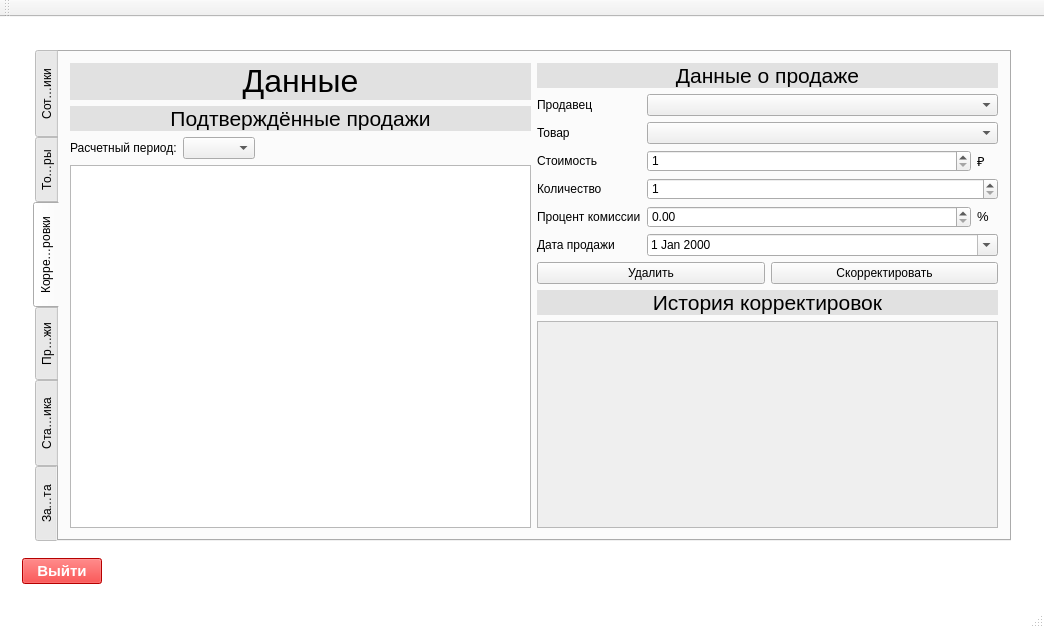
Above: iSalary/iSalary/mainwindow.ui from Polikarpova/iSalary before the change. Below: the same form after it.
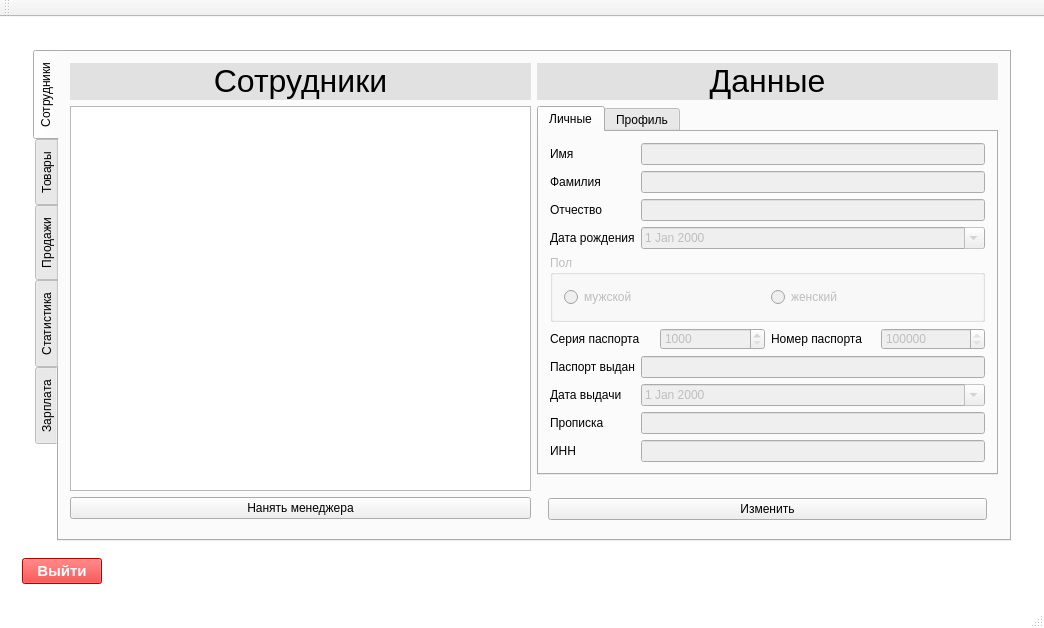
That is the form after the change. The open tabs and pages were chosen to show the change. Icons and pictures are not drawn.

Commit message: Убрала страницу "Корректировки"

The edit to the form file:
```diff
--- a/iSalary/iSalary/mainwindow.ui
+++ b/iSalary/iSalary/mainwindow.ui
@@ -185,7 +185,7 @@
                <enum>QTabWidget::Rounded</enum>
               </property>
               <property name="currentIndex">
-               <number>2</number>
+               <number>0</number>
               </property>
               <property name="elideMode">
                <enum>Qt::ElideMiddle</enum>
@@ -965,290 +965,6 @@
                 </item>
                </layout>
               </widget>
-              <widget class="QWidget" name="tabCorrection">
-               <attribute name="title">
-                <string>Корректировки</string>
-               </attribute>
-               <layout class="QHBoxLayout" name="horizontalLayout_7">
-                <item>
-                 <layout class="QVBoxLayout" name="verticalLayout_11">
-                  <item>
-                   <widget class="QLabel" name="label_32">
-                    <property name="styleSheet">
-                     <string notr="true">QLabel { background-color: rgb(225, 225, 225) }</string>
-                    </property>
-                    <property name="text">
-                     <string>&lt;html&gt;&lt;head/&gt;&lt;body&gt;&lt;p align=&quot;center&quot;&gt;&lt;span style=&quot; font-size:24pt;&quot;&gt;Данные&lt;/span&gt;&lt;/p&gt;&lt;/body&gt;&lt;/html&gt;</string>
-                    </property>
-                   </widget>
-                  </item>
-                  <item>
-                   <widget class="QLabel" name="label_33">
-                    <property name="styleSheet">
-                     <string notr="true">QLabel { background-color: rgb(225, 225, 225) }</string>
-                    </property>
-                    <property name="text">
-                     <string>&lt;html&gt;&lt;head/&gt;&lt;body&gt;&lt;p align=&quot;center&quot;&gt;&lt;span style=&quot; font-size:16pt;&quot;&gt;Подтверждённые продажи&lt;/span&gt;&lt;/p&gt;&lt;/body&gt;&lt;/html&gt;</string>
-                    </property>
-                   </widget>
-                  </item>
-                  <item>
-                   <layout class="QHBoxLayout" name="horizontalLayout_25">
-                    <item>
-                     <widget class="QLabel" name="label_34">
-                      <property name="text">
-                       <string>Расчетный период:</string>
-                      </property>
-                     </widget>
-                    </item>
-                    <item>
-                     <widget class="QComboBox" name="accountingPeriodComboBox"/>
-                    </item>
-                    <item>
-                     <spacer name="horizontalSpacer_6">
-                      <property name="orientation">
-                       <enum>Qt::Horizontal</enum>
-                      </property>
-                      <property name="sizeHint" stdset="0">
-                       <size>
-                        <width>40</width>
-                        <height>20</height>
-                       </size>
-                      </property>
-                     </spacer>
-                    </item>
-                   </layout>
-                  </item>
-                  <item>
-                   <widget class="QTableView" name="saleForCorrectionTable">
-                    <property name="showGrid">
-                     <bool>true</bool>
-                    </property>
-                    <attribute name="horizontalHeaderCascadingSectionResizes">
-                     <bool>false</bool>
-                    </attribute>
-                   </widget>
-                  </item>
-                 </layout>
-                </item>
-                <item>
-                 <layout class="QVBoxLayout" name="verticalLayout_12">
-                  <item>
-                   <widget class="QLabel" name="label_35">
-                    <property name="styleSheet">
-                     <string notr="true">QLabel { background-color: rgb(225, 225, 225) }</string>
-                    </property>
-                    <property name="text">
-                     <string>&lt;html&gt;&lt;head/&gt;&lt;body&gt;&lt;p align=&quot;center&quot;&gt;&lt;span style=&quot; font-size:16pt;&quot;&gt;Данные о продаже&lt;/span&gt;&lt;/p&gt;&lt;/body&gt;&lt;/html&gt;</string>
-                    </property>
-                   </widget>
-                  </item>
-                  <item>
-                   <layout class="QFormLayout" name="formLayout_7">
-                    <item row="0" column="0">
-                     <widget class="QLabel" name="label_36">
-                      <property name="text">
-                       <string>Продавец</string>
-                      </property>
-                     </widget>
-                    </item>
-                    <item row="0" column="1">
-                     <widget class="QComboBox" name="correctionSalerComboBox"/>
-                    </item>
-                    <item row="1" column="0">
-                     <widget class="QLabel" name="label_37">
-                      <property name="text">
-                       <string>Товар</string>
-                      </property>
-                     </widget>
-                    </item>
-                    <item row="1" column="1">
-                     <widget class="QComboBox" name="correctionProductComboBox"/>
-                    </item>
-                    <item row="2" column="0">
-                     <widget class="QLabel" name="label_38">
-                      <property name="text">
-                       <string>Стоимость</string>
-                      </property>
-                     </widget>
-                    </item>
-                    <item row="2" column="1">
-                     <layout class="QHBoxLayout" name="horizontalLayout_5">
-                      <item>
-                       <widget class="QSpinBox" name="correctionPrice">
-                        <property name="minimum">
-                         <number>1</number>
-                        </property>
-                        <property name="maximum">
-                         <number>99999999</number>
-                        </property>
-                       </widget>
-                      </item>
-                      <item>
-                       <widget class="QLabel" name="label_39">
-                        <property name="minimumSize">
-                         <size>
-                          <width>21</width>
-                          <height>18</height>
-                         </size>
-                        </property>
-                        <property name="maximumSize">
-                         <size>
-                          <width>21</width>
-                          <height>18</height>
-                         </size>
-                        </property>
-                        <property name="text">
-                         <string>&lt;html&gt;&lt;head/&gt;&lt;body&gt;&lt;p&gt;&lt;span style=&quot; font-size:10pt;&quot;&gt;₽&lt;/span&gt;&lt;/p&gt;&lt;/body&gt;&lt;/html&gt;</string>
-                        </property>
-                       </widget>
-                      </item>
-                     </layout>
-                    </item>
-                    <item row="3" column="0">
-                     <widget class="QLabel" name="label_40">
-                      <property name="text">
-                       <string>Количество</string>
-                      </property>
-                     </widget>
-                    </item>
-                    <item row="3" column="1">
-                     <widget class="QSpinBox" name="correctionProductsCount">
-                      <property name="minimum">
-                       <number>1</number>
-                      </property>
-                      <property name="maximum">
-                       <number>999</number>
-                      </property>
-                     </widget>
-                    </item>
-                    <item row="4" column="0">
-                     <widget class="QLabel" name="label_41">
-                      <property name="text">
-                       <string>Процент комиссии</string>
-                      </property>
-                     </widget>
-                    </item>
-                    <item row="4" column="1">
-                     <layout class="QHBoxLayout" name="horizontalLayout_6">
-                      <item>
-                       <widget class="QDoubleSpinBox" name="correctionPercent">
-                        <property name="maximum">
-                         <double>100.000000000000000</double>
-                        </property>
-                       </widget>
-                      </item>
-                      <item>
-                       <widget class="QLabel" name="label_42">
-                        <property name="minimumSize">
-                         <size>
-                          <width>21</width>
-                          <height>18</height>
-                         </size>
-                        </property>
-                        <property name="maximumSize">
-                         <size>
-                          <width>21</width>
-                          <height>18</height>
-                         </size>
-                        </property>
-                        <property name="text">
-                         <string>&lt;html&gt;&lt;head/&gt;&lt;body&gt;&lt;p&gt;&lt;span style=&quot; font-size:10pt;&quot;&gt;%&lt;/span&gt;&lt;/p&gt;&lt;/body&gt;&lt;/html&gt;</string>
-                        </property>
-                       </widget>
-                      </item>
-                     </layout>
-                    </item>
-                    <item row="5" column="0">
-                     <widget class="QLabel" name="label_43">
-                      <property name="text">
-                       <string>Дата продажи</string>
-                      </property>
-                     </widget>
-                    </item>
-                    <item row="5" column="1">
-                     <widget class="QDateEdit" name="correctionDateOfSale">
-                      <property name="enabled">
-                       <bool>true</bool>
-                      </property>
-                      <property name="wrapping">
-                       <bool>false</bool>
-                      </property>
-                      <property name="frame">
-                       <bool>true</bool>
-                      </property>
-                      <property name="buttonSymbols">
-                       <enum>QAbstractSpinBox::UpDownArrows</enum>
-                      </property>
-                      <property name="keyboardTracking">
-                       <bool>true</bool>
-                      </property>
-                      <property name="showGroupSeparator" stdset="0">
-                       <bool>false</bool>
-                      </property>
-                      <property name="minimumDate">
-                       <date>
-                        <year>1900</year>
-                        <month>9</month>
-                        <day>14</day>
-                       </date>
-                      </property>
-                      <property name="calendarPopup">
-                       <bool>true</bool>
-                      </property>
-                     </widget>
-                    </item>
-                   </layout>
-                  </item>
-                  <item>
-                   <layout class="QHBoxLayout" name="horizontalLayout_32">
-                    <item>
-                     <widget class="QPushButton" name="correctionDeleteOrRestoreButton">
-                      <property name="text">
-                       <string>Удалить</string>
-                      </property>
-                     </widget>
-                    </item>
-                    <item>
-                     <widget class="QPushButton" name="addCorrectionButton">
-                      <property name="text">
-                       <string>Скорректировать</string>
-                      </property>
-                     </widget>
-                    </item>
-                   </layout>
-                  </item>
-                  <item>
-                   <widget class="QLabel" name="label_44">
-                    <property name="styleSheet">
-                     <string notr="true">QLabel { background-color: rgb(225, 225, 225) }</string>
-                    </property>
-                    <property name="text">
-                     <string>&lt;html&gt;&lt;head/&gt;&lt;body&gt;&lt;p align=&quot;center&quot;&gt;&lt;span style=&quot; font-size:16pt;&quot;&gt;История корректировок&lt;/span&gt;&lt;/p&gt;&lt;/body&gt;&lt;/html&gt;</string>
-                    </property>
-                   </widget>
-                  </item>
-                  <item>
-                   <widget class="QScrollArea" name="correctionHistoryList">
-                    <property name="widgetResizable">
-                     <bool>true</bool>
-                    </property>
-                    <widget class="QWidget" name="scrollAreaWidgetContents">
-                     <property name="geometry">
-                      <rect>
-                       <x>0</x>
-                       <y>0</y>
-                       <width>98</width>
-                       <height>28</height>
-                      </rect>
-                     </property>
-                    </widget>
-                   </widget>
-                  </item>
-                 </layout>
-                </item>
-               </layout>
-              </widget>
               <widget class="QWidget" name="tabSales">
                <attribute name="title">
                 <string>Продажи</string>
```
Left out of the diff: 15 changed lines with no effect on the pictures. The commit also changes 5 other files.
